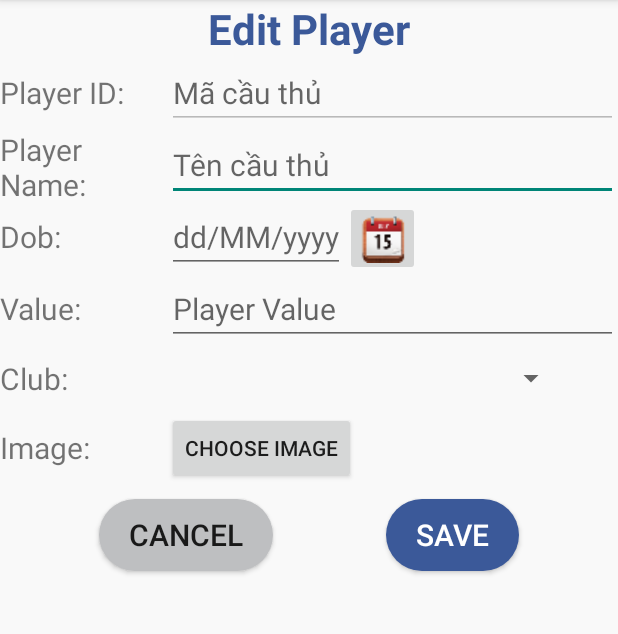
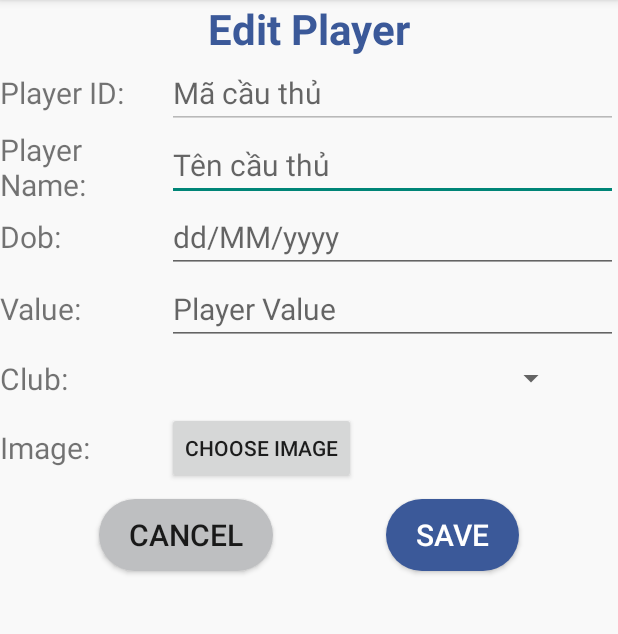
Before and after one commit to luongiautinhcam/manager-player, an Android app: the EditPlayerActivity screen opened directly, with no data from a screen before it, on a phone screen of 412 x 824 dp, the part 84-718 px from its top. Run offline under Robolectric (Android 15) with nearby library versions, the phone set to English and light mode, and no system bars.

```diff
--- a/app/src/main/java/vn/edu/stu/quanlycauthu/EditClubActivity.java
+++ b/app/src/main/java/vn/edu/stu/quanlycauthu/EditClubActivity.java
@@ -88,6 +88,8 @@ public class EditClubActivity extends BaseActivity {
             @Override
             public void onClick(DialogInterface dialog, int which) {
                 if (which == 0) {
+                    String id = etClubID.getText().toString().trim();
+                    PlayerDao daoplayer = new PlayerDao(EditClubActivity.this);
                     ClubDao dao = new ClubDao(EditClubActivity.this);
                     dao.delete("" + club.getId());
                     Toast.makeText(EditClubActivity.this, "Xoá thành công", Toast.LENGTH_SHORT).show();
--- a/app/src/main/java/vn/edu/stu/quanlycauthu/EditPlayerActivity.java
+++ b/app/src/main/java/vn/edu/stu/quanlycauthu/EditPlayerActivity.java
@@ -123,12 +123,12 @@ public class EditPlayerActivity extends BaseActivity {
                 xuLySua();
             }
         });
-        btnDatePicker.setOnClickListener(new View.OnClickListener() {
-            @Override
-            public void onClick(View view) {
-                xuLyChonNgay();
-            }
-        });
+//        btnDatePicker.setOnClickListener(new View.OnClickListener() {
+//            @Override
+//            public void onClick(View view) {
+//                xuLyChonNgay();
+//            }
+//        });
         btnChooseImage.setOnClickListener(new View.OnClickListener() {
             @Override
             public void onClick(View view) {
@@ -222,7 +222,7 @@ public class EditPlayerActivity extends BaseActivity {
             }
         };
         DatePickerDialog datePickerDialog = new DatePickerDialog(
-                this,
+                EditPlayerActivity.this,
                 listener,
                 calendar.get(Calendar.YEAR),
                 calendar.get(Calendar.MONTH),
--- a/app/src/main/java/vn/edu/stu/quanlycauthu/sqlite/DbHelper.java
+++ b/app/src/main/java/vn/edu/stu/quanlycauthu/sqlite/DbHelper.java
@@ -8,7 +8,7 @@ import androidx.annotation.NonNull;
 import androidx.annotation.Nullable;
 
 public class DbHelper extends SQLiteOpenHelper {
-    private static final String DB_NAME = "DBPlayer1234";
+    private static final String DB_NAME = "DBPlayer12345";
     private static final int DB_VERSION = 1;
 
     public DbHelper(@Nullable Context context) {
@@ -21,7 +21,7 @@ public class DbHelper extends SQLiteOpenHelper {
                 " name text not null)";
         String playerSql = "CREATE TABLE player(id integer primary key autoincrement, " +
                 " name text not null, clubid text, dob text, clubname text, postion text, image blob, value integer, " +
-                " FOREIGN KEY (clubid) REFERENCES club(id))";
+                " FOREIGN KEY (clubid) REFERENCES club(id) ON DELETE CASCADE ON UPDATE CASCADE)";
         sqLiteDatabase.execSQL(clubSql);
         sqLiteDatabase.execSQL(playerSql);
 
@@ -37,4 +37,13 @@ public class DbHelper extends SQLiteOpenHelper {
 
         onCreate(sqLiteDatabase);
     }
+
+    @Override
+    public void onOpen(SQLiteDatabase db) {
+        super.onOpen(db);
+        if (!db.isReadOnly()) {
+            // Enable foreign key constraints
+            db.execSQL("PRAGMA foreign_keys=ON;");
+        }
+    }
 }
--- a/app/src/main/java/vn/edu/stu/quanlycauthu/sqlite/PlayerDao.java
+++ b/app/src/main/java/vn/edu/stu/quanlycauthu/sqlite/PlayerDao.java
@@ -69,6 +69,7 @@ public class PlayerDao {
         return get(sql,"" + clubId);
     }
 
+
     public int delete(String id) {
         return db.delete("player", "id=?", new String[]{id});
     }
--- a/app/src/main/res/layout/activity_edit_player.xml
+++ b/app/src/main/res/layout/activity_edit_player.xml
@@ -79,21 +79,22 @@
 
     <EditText
         android:id="@+id/etPlayerDob"
-        android:layout_width="wrap_content"
+        android:layout_width="0pt"
         android:layout_height="wrap_content"
         android:hint="dd/MM/yyyy"
         android:textSize="20sp"
         app:layout_constraintLeft_toRightOf="@id/tvPlayerDob"
+        app:layout_constraintRight_toRightOf="parent"
         app:layout_constraintTop_toTopOf="@id/tvPlayerDob" />
 
-    <ImageButton
-        android:id="@+id/btnDatePicker"
-        android:layout_width="50dp"
-        android:layout_height="50dp"
-        android:src="@drawable/ic_date_picker"
-        app:layout_constraintLeft_toRightOf="@+id/etPlayerDob"
-        app:layout_constraintTop_toBottomOf="@+id/etPlayerName"
-        app:layout_constraintTop_toTopOf="@+id/etPlayerDob" />
+<!--    <ImageButton-->
+<!--        android:id="@+id/btnDatePicker"-->
+<!--        android:layout_width="50dp"-->
+<!--        android:layout_height="50dp"-->
+<!--        android:src="@drawable/ic_date_picker"-->
+<!--        app:layout_constraintLeft_toRightOf="@+id/etPlayerDob"-->
+<!--        app:layout_constraintTop_toBottomOf="@+id/etPlayerName"-->
+<!--        app:layout_constraintTop_toTopOf="@+id/etPlayerDob" />-->
 
     <TextView
         android:id="@+id/tvPlayerValue"
```
Also changed, not shown: app/src/main/java/vn/edu/stu/quanlycauthu/PlayerActivity.java (+0 -86 lines).
